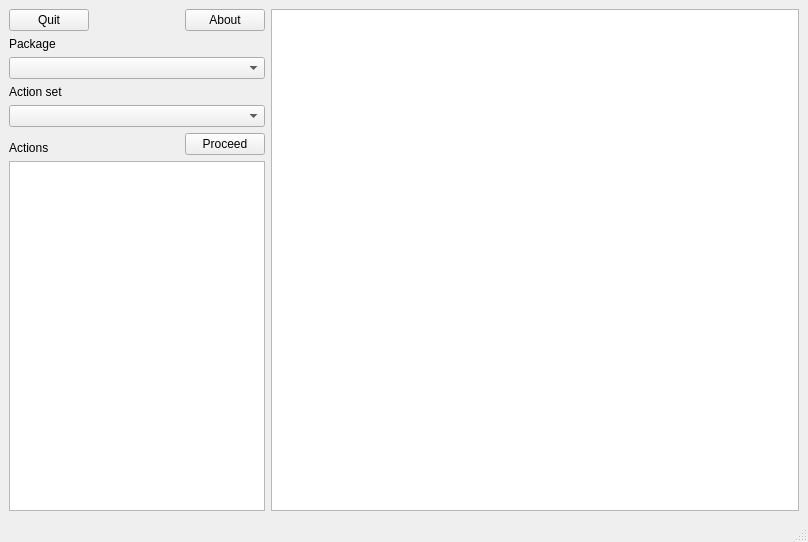
Above: mykde/main_window.ui from warvariuc/mykde before the change. Below: the same form after it.
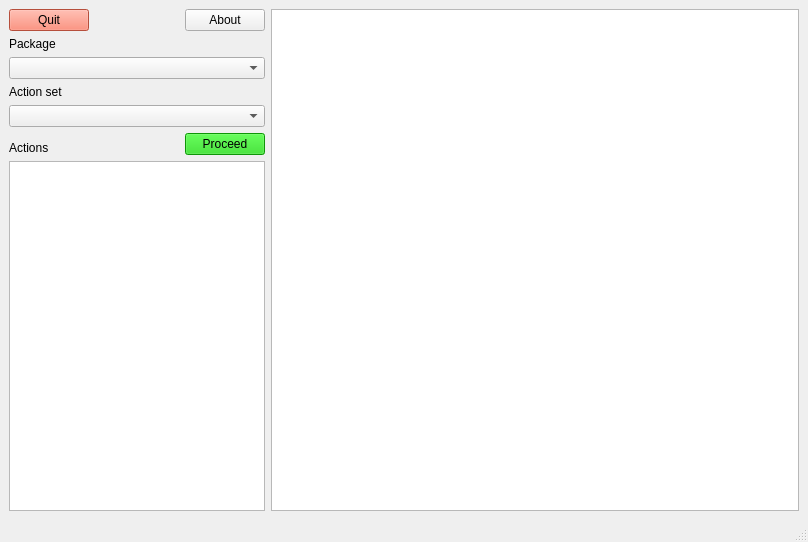
That is the form after the change.

The edit to the form file:
```diff
--- a/mykde/main_window.ui
+++ b/mykde/main_window.ui
@@ -28,6 +28,9 @@
         <property name="statusTip">
          <string>Close the window</string>
         </property>
+        <property name="styleSheet">
+         <string notr="true">background-color: rgb(255, 110, 84);</string>
+        </property>
         <property name="text">
          <string>Quit</string>
         </property>
@@ -60,6 +63,9 @@
         <property name="statusTip">
          <string>Proceed with the selected actions</string>
         </property>
+        <property name="styleSheet">
+         <string notr="true">background-color: rgb(20, 209, 10);</string>
+        </property>
         <property name="text">
          <string>Proceed</string>
         </property>
```
Left out of the diff: 2 changed lines with no effect on the pictures.
